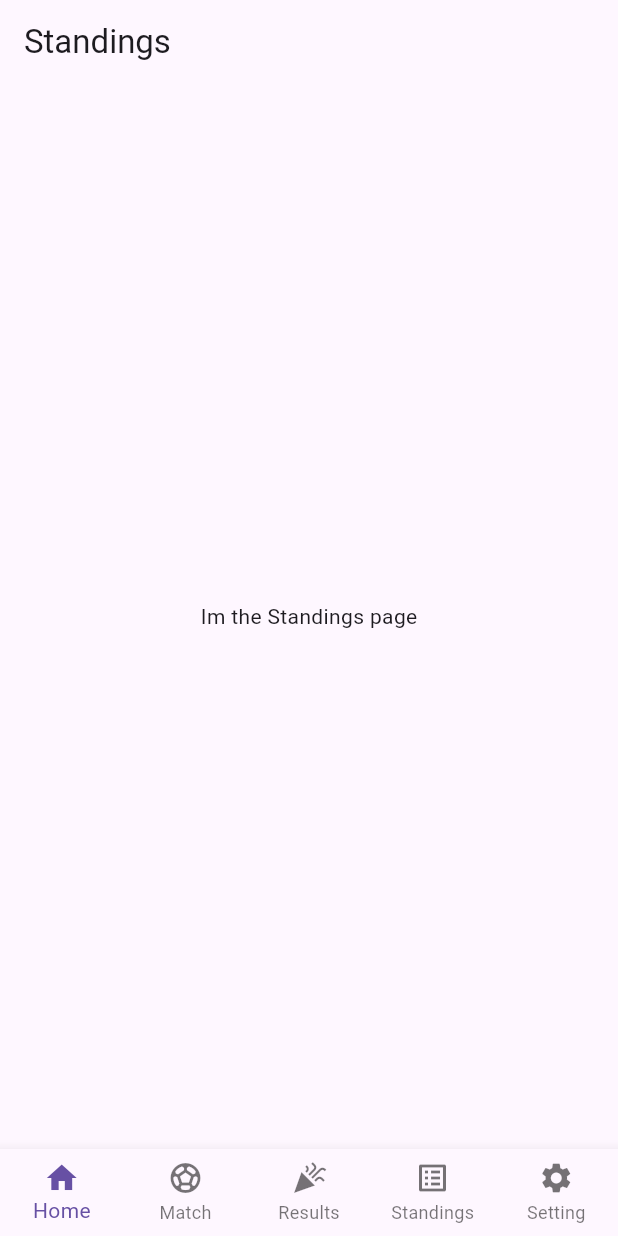
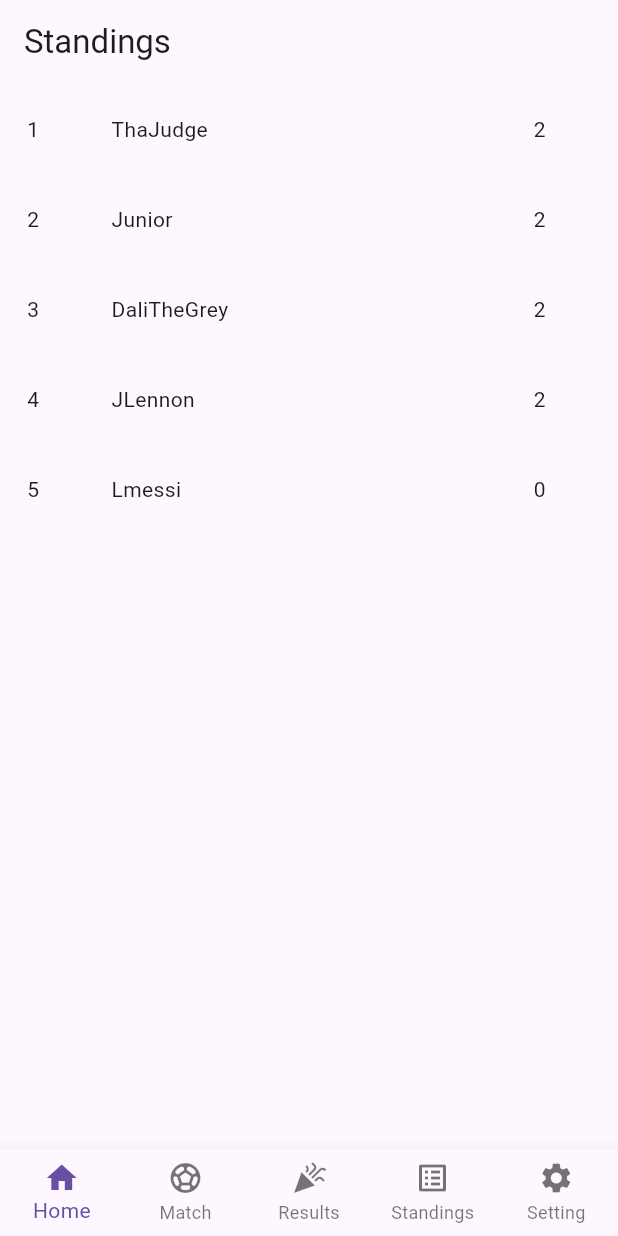
Before and after one commit to CdeJohane/soccer_prediction_app, a Flutter app: the HomePage screen opened directly, item 4 of the bottom bar chosen, on a phone screen of 412 x 824 dp. Run offline on Flutter 3.47's test engine with Material 3 defaults, Android fonts, the phone set to English and light mode, and no system bars; our stand-ins replace firebase_auth, firebase_core, flutter_dotenv, flutter_riverpod, fluttertoast; accounts and stored records are empty.

Commit message:
Tweaked Design of Standings

```diff
--- a/lib/pages/matches.dart
+++ b/lib/pages/matches.dart
@@ -16,25 +16,6 @@ class MatchesPage extends StatefulWidget {
 class _MatchesPageState extends State<MatchesPage> {
   @override
   Widget build(BuildContext context) {
-    // For loop to populate the matches
-    for (Selection temp in allSelections){
-      // numbers.indexWhere((element) => element == target);
-      int index = dummyPlayers.indexWhere((element) => element.playerID == temp.playerID);
-
-      if(index >= 0){
-        dummyPlayers[index].enterNewPrediction(temp);
-      }
-    }
-
-    // For loop to add u all the scores
-    for (int i=0; i<dummyPlayers.length; i++){
-      if (dummyPlayers[i].myPredictions.isNotEmpty){
-        for (int j = 0; j<matchList.length; j++){
-          dummyPlayers[i].updatePredictionResult(matchList[j]);
-        }
-      }
-    }
-
     List<Match> fixtures = [];
     // Filter out atches that havent been completed
     for (int i =0; i< matchList.length; i++){
--- a/lib/pages/standings.dart
+++ b/lib/pages/standings.dart
@@ -1,11 +1,75 @@
 import 'package:flutter/foundation.dart';
 import 'package:flutter/widgets.dart';
+import 'package:soccer_app/model/dummy_data.dart';
+import 'package:soccer_app/model/prediction_log.dart';
+import 'package:soccer_app/model/selection.dart';
+import 'package:soccer_app/model/match.dart';
 
 class StandingsPage extends StatelessWidget {
   const StandingsPage({super.key});
 
   @override
   Widget build(BuildContext context) {
-    return const Center(child: Text('Im the Standings page'));
+    // For loop to populate the matches
+    for (Selection temp in allSelections){
+      // numbers.indexWhere((element) => element == target);
+      int index = dummyPlayers.indexWhere((element) => element.playerID == temp.playerID);
+
+      if(index >= 0){
+        dummyPlayers[index].enterNewPrediction(temp);
+      }
+    }
+
+    List<Match> results = [];
+    // Filter out matches that havent been completed
+    for (int i =0; i< matchList.length; i++){
+      if (matchList[i].completed){
+        results.add(matchList[i]);
+      }
+    }
+
+    // For loop to add u all the scores
+    for (int i=0; i<dummyPlayers.length; i++){
+      if (dummyPlayers[i].myPredictions.isNotEmpty){
+        for (int j = 0; j<results.length; j++){
+          dummyPlayers[i].updatePredictionResult(results[j]);
+        }
+      }
+    }
+
+    // Create Standings list
+    final PredictionLog theLog = PredictionLog(dummyPlayers);
+    // Sort that List Immediately
+    theLog.sortPositions();
+    return Center(
+      child: ListView.builder(
+        itemCount: theLog.standings.length,
+        itemBuilder: (context, index) {
+          return SizedBox(
+            width: MediaQuery.of(context).size.width,
+            height: 60,
+            child: Padding(
+              padding: const EdgeInsets.only(left:18.0),
+              child: Row(
+                children: [
+                  Expanded(
+                    flex: 1,
+                    child: Text('${index+1}'),
+                  ),
+                  Expanded(
+                    flex: 5,
+                    child: Text(theLog.standings[index].name)
+                  ),
+                  Expanded(
+                    flex: 1,
+                    child: Text('${theLog.standings[index].points}')
+                  )
+                ]
+              ),
+            ),
+          );
+        },
+      ),
+    );
   }
 }
```
